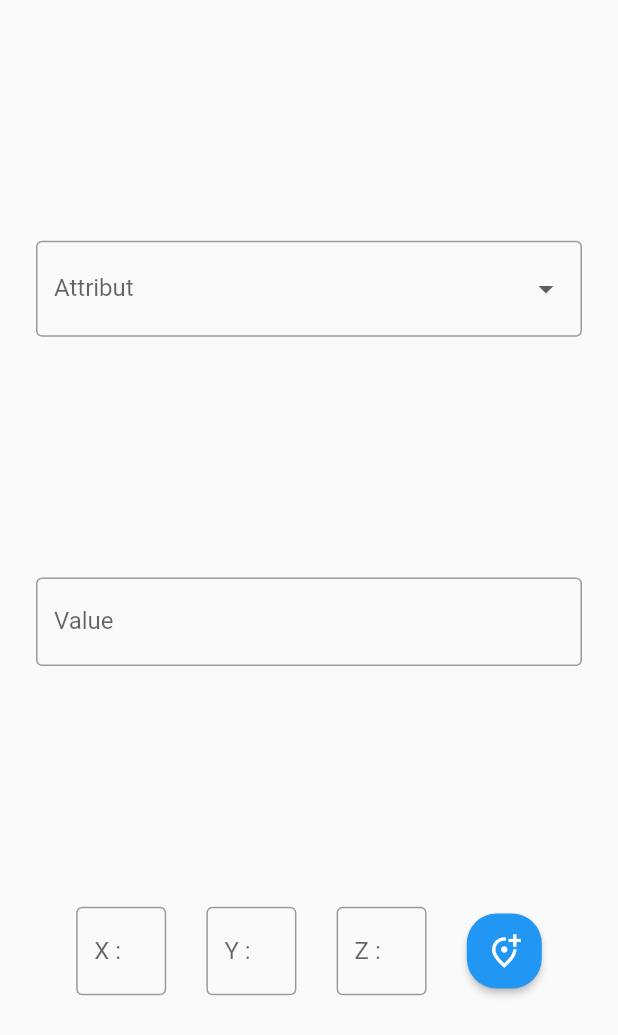
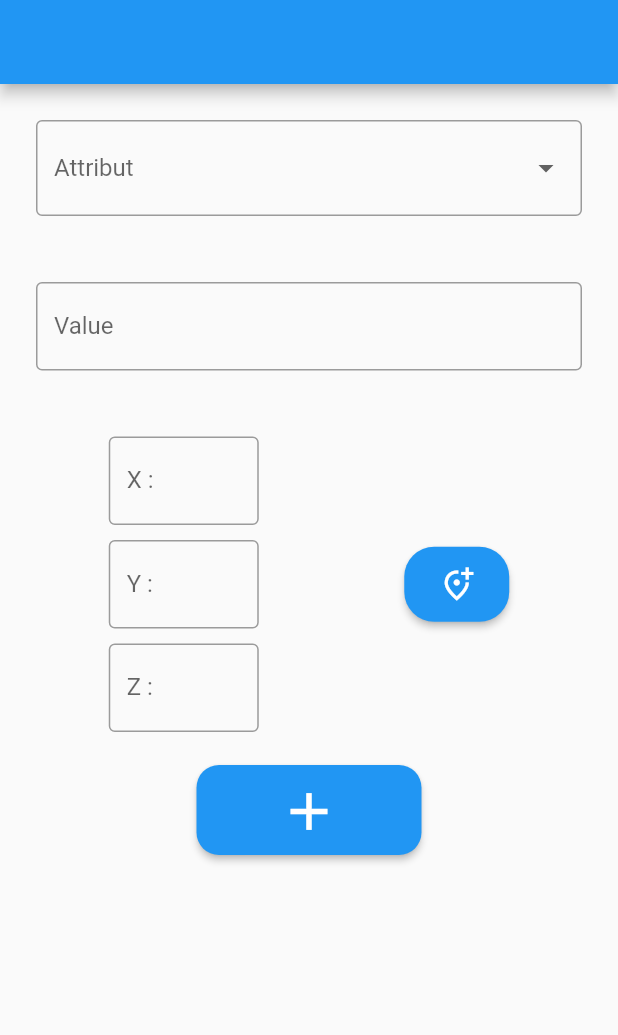
Before and after one commit to SlyPex/cupagis, a Flutter app: the screen it shows after launch, after a tap on the "add location alt" icon, on a phone screen of 412 x 824 dp. Shown: the top 1035 px of the screen. Run offline on Flutter 3.47's test engine with Material 2 defaults, Android fonts, the phone set to English and light mode, and no system bars; our stand-ins replace geolocator.

Commit message:
Added the "Add button" & some extra design to be discussed later

```diff
--- a/lib/main.dart
+++ b/lib/main.dart
@@ -35,15 +35,13 @@ class _MyAppState extends State<MyApp> {
   late String altitude;
   void getlocation() async {
     var position = await Geolocator.getCurrentPosition(
-        desiredAccuracy: LocationAccuracy.high);
+        desiredAccuracy: LocationAccuracy.best);
     var lat = position.latitude;
     var long = position.longitude;
     var alt = position.altitude;
     latiude = '$lat';
     longtitude = '$long';
     altitude = '$alt';
-    print(latiude);
-    print(longtitude);
     setState(() {
       locationlat.text = latiude;
       locationlong.text = longtitude;
@@ -54,12 +52,37 @@ class _MyAppState extends State<MyApp> {
   @override
   Widget build(BuildContext context) {
     return Scaffold(
-        // appBar: AppBar(),
-        body: Container(
+        appBar: AppBar(),
+        // bottomNavigationBar: BottomAppBar(
+        // child:
+        // Row(mainAxisAlignment: MainAxisAlignment.spaceEvenly, children: [
+        // Expanded(
+        // child: MaterialButton(
+        // child: Icon(
+        // Icons.home_rounded,
+        // color: Colors.white,
+        // size: 40,
+        // ),
+        // onPressed: () async {})),
+        // VerticalDividerWidget(),
+        // Expanded(
+        // child: MaterialButton(
+        // child: Icon(
+        // Icons.save_rounded,
+        // color: Colors.white,
+        // size: 40,
+        // ),
+        // onPressed: () async {}))
+        // ]),
+        // color: Colors.blue,
+        // ),
+        body: SingleChildScrollView(
+            child: Container(
           child: Column(
-        mainAxisAlignment: MainAxisAlignment.spaceEvenly,
+            mainAxisAlignment: MainAxisAlignment.start,
             children: [
-          DropdownButtonFormField<String>(
+              Container(
+                  child: DropdownButtonFormField<String>(
                     decoration: const InputDecoration(
                         labelText: "Attribut", border: OutlineInputBorder()),
                     value: value,
@@ -67,33 +90,41 @@ class _MyAppState extends State<MyApp> {
                     items: items.map(buildMenuitem).toList(),
                     onChanged: (value) => setState(() => this.value = value),
                   ),
-          const TextField(
+                  margin: const EdgeInsets.fromLTRB(0, 0, 0, 22)),
+              Container(
+                  child: const TextField(
                     decoration: InputDecoration(
                         labelText: "Value", border: OutlineInputBorder()),
                     toolbarOptions: ToolbarOptions(
                         copy: true, cut: true, paste: false, selectAll: true),
                     keyboardType: TextInputType.number,
                   ),
-          Row(
-            mainAxisAlignment: MainAxisAlignment.spaceEvenly,
+                  margin: const EdgeInsets.fromLTRB(0, 22, 0, 22)),
+              Container(
+                child: Row(
+                  mainAxisAlignment: MainAxisAlignment.spaceAround,
+                  children: [
+                    Column(
                       children: [
                         Container(
+                          margin: EdgeInsets.fromLTRB(0, 0, 0, 10),
                           child: TextField(
                             controller: locationlat,
                             readOnly: true,
                             decoration: InputDecoration(
                                 labelText: "X :", border: OutlineInputBorder()),
                           ),
-                width: 60,
+                          width: 100,
                         ),
                         Container(
+                          margin: EdgeInsets.fromLTRB(0, 0, 0, 10),
                           child: TextField(
                             controller: locationlong,
                             readOnly: true,
                             decoration: InputDecoration(
                                 labelText: "Y :", border: OutlineInputBorder()),
                           ),
-                width: 60,
+                          width: 100,
                         ),
                         Container(
                           child: TextField(
@@ -102,10 +133,12 @@ class _MyAppState extends State<MyApp> {
                             decoration: InputDecoration(
                                 labelText: "Z :", border: OutlineInputBorder()),
                           ),
-                width: 60,
+                          width: 100,
+                        )
+                      ],
                     ),
                     Container(
-                width: 50,
+                      width: 70,
                       height: 50,
                       child: MaterialButton(
                         onPressed: () async {
@@ -123,13 +156,42 @@ class _MyAppState extends State<MyApp> {
                       ),
                     ),
                   ],
+                ),
+                margin: EdgeInsets.fromLTRB(0, 22, 0, 22),
+              ),
+              Container(
+                height: 60,
+                width: 150,
+                child: MaterialButton(
+                  onPressed: () async {},
+                  color: Colors.blue,
+                  textColor: Colors.white,
+                  child: const Icon(
+                    Icons.add,
+                    size: 42,
+                  ),
+                  padding: EdgeInsets.fromLTRB(0, 10, 0, 10),
+                  shape: RoundedRectangleBorder(
+                      borderRadius: BorderRadius.circular(15)),
+                ),
               )
             ],
           ),
-      margin: const EdgeInsets.symmetric(horizontal: 24.0),
-    ));
+          margin: const EdgeInsets.symmetric(horizontal: 24.0, vertical: 24),
+        )));
   }
 
   DropdownMenuItem<String> buildMenuitem(String item) =>
       DropdownMenuItem(value: item, child: Text(item));
 }
+
+// class VerticalDividerWidget extends StatelessWidget {
+  // @override
+  // Widget build(BuildContext context) {
+    // return Container(
+      // height: 48,
+      // width: 2,
+      // color: Colors.white,
+    // );
+  // }
+// }
```
Lines whose indentation alone changed are shown as unchanged.
